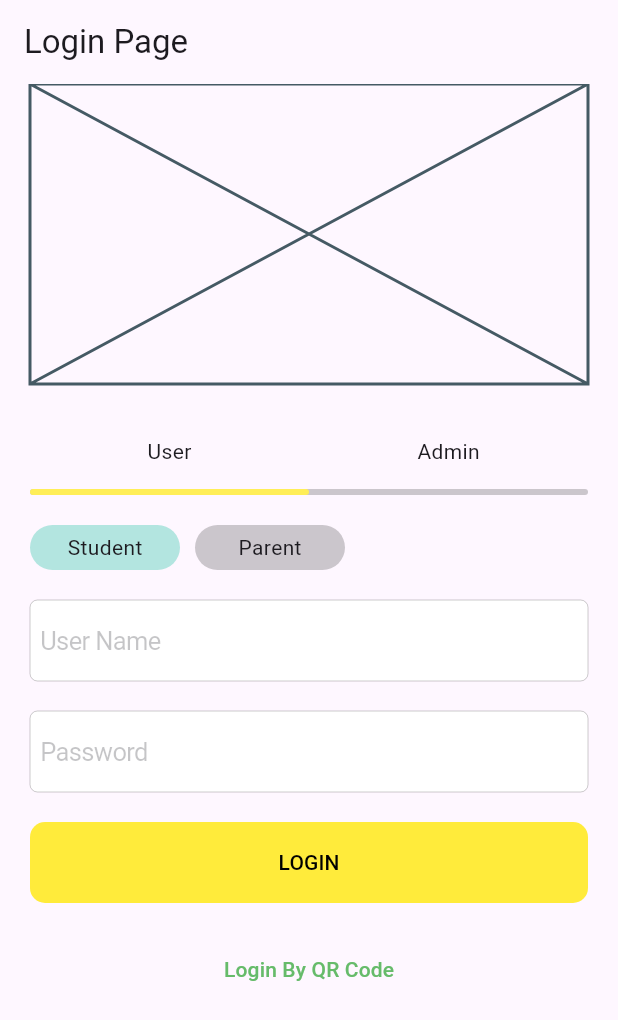
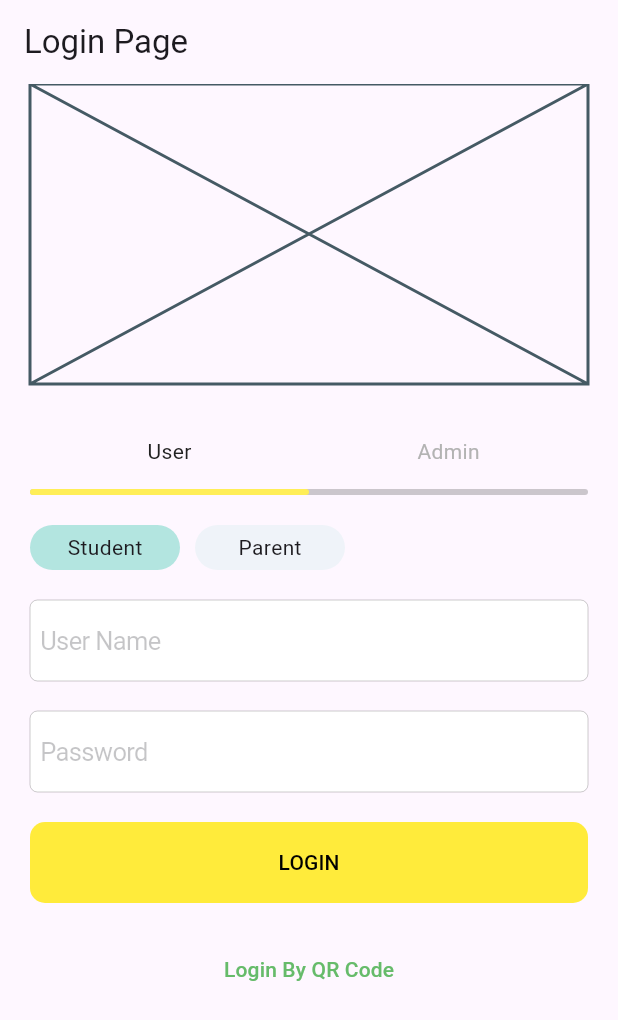
Before and after one commit to xialisuper/login_flutter, a Flutter app: the screen it shows after launch, on a phone screen of 412 x 824 dp. Shown: the top 1020 px of the screen. Run offline on Flutter 3.47's test engine with Material 3 defaults, Android fonts, the phone set to English and light mode, and no system bars; our stand-ins replace fluttertoast, image_picker, permission_handler, shared_preferences, sqflite; missing offline and left inert: mobile_scanner; accounts and stored records are empty.

Commit message:
feat: add  widget test for login form

```diff
--- a/lib/const.dart
+++ b/lib/const.dart
@@ -1,9 +1,32 @@
 // ignore_for_file: constant_identifier_names
 
+import 'package:flutter/material.dart';
+
 const String DB_NAME = 'chat_database.db';
-
 const String USER_TOKEN = 'user_token';
 const String USER_NAME = 'user_name';
 const String USER_TYPE = 'user_type';
 const String USER_AVATAR_PATH = 'user_avatar_path';
 const String ADMIN_EMAIL = 'admin_email';
+
+/////////  color //////////
+
+const Color COLOR_SELECTED_BUTTON_BACKGROUND = Color.fromRGBO(179, 229, 224, 1);
+const Color COLOR_UNSELECTED_BUTTON_BACKGROUND =
+    Color.fromRGBO(179, 229, 224, 0.2);
+
+const Color COLOR_TEXT_PRIMARY = Color.fromRGBO(33, 33, 33, 1);
+const Color COLOR_TEXT_SECONDARY = Color.fromRGBO(179, 179, 179, 1);
+
+///////////  toast  //////////
+
+const int TOAST_DURATION_SECONDS = 2;
+const String TOAST_SUCCESS_MESSAGE = 'Success';
+const String TOAST_FAILURE_MESSAGE = 'Failure';
+const String TOAST_INVALID_USERNAME =
+    'Please enter a valid user name, length is at least 6';
+
+const String TOAST_INVALID_PASSWORD =
+    'Please enter a valid password, length is at least 8';
+
+const String TOAST_INVALID_EMAIL = 'Please enter a valid email address';
--- a/lib/login/login_page.dart
+++ b/lib/login/login_page.dart
@@ -1,10 +1,12 @@
 // ignore_for_file: prefer_const_constructors
 
 import 'package:flutter/cupertino.dart';
+import 'package:flutter/foundation.dart';
 import 'package:flutter/material.dart';
 
 import 'package:login_flutter/Admin/admin_page.dart';
 import 'package:login_flutter/User/user_page.dart';
+import 'package:login_flutter/const.dart';
 import 'package:login_flutter/model/user.dart';
 import 'package:login_flutter/qrcode/qrcode_page.dart';
 import 'package:login_flutter/util/local_data_storage.dart';
@@ -44,14 +46,16 @@ class _LoginPageState extends State<LoginPage> {
   // This method handles the form submission for admin login.
   Future<void> _onAdminSubmit() async {
     if (!Validations.isValidatedEmail(emailController.text)) {
-      _showError("Please enter a valid email address");
+      _showError(TOAST_INVALID_EMAIL);
       return;
     }
 
     if (!Validations.isValidatedPassword(passwordController.text)) {
-      _showError("Please enter a valid password, length is at least 6");
+      _showError(TOAST_INVALID_PASSWORD);
       return;
     }
+
+     _showSuccess(TOAST_SUCCESS_MESSAGE);
 
     await LocalDataBase.onAdminLogin(
         email: emailController.text, password: passwordController.text);
@@ -70,14 +74,16 @@ class _LoginPageState extends State<LoginPage> {
   // This method handles the form submission for user login.
   Future<void> _onUserSubmit() async {
     if (!Validations.isValidatedUserName(userNameController.text)) {
-      _showError("Please enter a valid user name, length is at least 6");
+      _showError(TOAST_INVALID_USERNAME);
       return;
     }
 
     if (!Validations.isValidatedPassword(userPasswordController.text)) {
-      _showError("Please enter a valid password, length is at least 6");
+      _showError(TOAST_INVALID_PASSWORD);
       return;
     }
+
+    _showSuccess(TOAST_SUCCESS_MESSAGE);
 
     // save user info to local database
     await LocalDataBase.onUserLoginWithName(
@@ -98,12 +104,34 @@ class _LoginPageState extends State<LoginPage> {
 
   // Display an error message using a snackbar.
   void _showError(String errorMessage) {
-    ScaffoldMessenger.of(context).showSnackBar(
-      SnackBar(
-        backgroundColor: Colors.red,
-        content: Text(errorMessage),
-      ),
-    );
+    MyToast.showToast(msg: errorMessage, type: ToastType.error);
+
+    // show snackbar
+    // if is debug mode
+
+    if (kDebugMode) {
+      ScaffoldMessenger.of(context).showSnackBar(
+        SnackBar(
+          content: Text(errorMessage),
+          backgroundColor: Colors.red,
+        ),
+      );
+    }
+  }
+
+  void _showSuccess(String successMessage) {
+    MyToast.showToast(msg: successMessage, type: ToastType.success);
+    // show snackbar for widget test in debug mode
+    // flutter toast can not be found in widget test
+    // because it does not use the context
+    if (kDebugMode) {
+      ScaffoldMessenger.of(context).showSnackBar(
+        SnackBar(
+          content: Text(successMessage),
+          backgroundColor: Colors.green,
+        ),
+      );
+    }
   }
 
   // Handle the change in login type (admin/user) and update the UI accordingly.
@@ -156,7 +184,9 @@ class _LoginPageState extends State<LoginPage> {
             const SizedBox(height: 20),
 
             _LoginSectionSwitcher(
-                onSelectButtonClicked: _handleLoginTypeChange),
+              onSelectButtonClicked: _handleLoginTypeChange,
+              isAdmin: isAdmin,
+            ),
 
             // scrollable line
             _AnimateScrollableLineIndicator(isAdmin: isAdmin),
@@ -199,12 +229,13 @@ class _LoginPageState extends State<LoginPage> {
 
 class _LoginSectionSwitcher extends StatelessWidget {
   const _LoginSectionSwitcher({
-    super.key,
     required this.onSelectButtonClicked,
+    required this.isAdmin,
   });
 
   // callback when switch between admin/user login
   final Function(bool isAdmin) onSelectButtonClicked;
+  final bool isAdmin;
 
   @override
   Widget build(BuildContext context) {
@@ -218,7 +249,15 @@ class _LoginSectionSwitcher extends StatelessWidget {
             child: GestureDetector(
               behavior: HitTestBehavior.translucent,
               onTap: () => onSelectButtonClicked(false),
-              child: Center(child: Text('User')),
+              child: Center(
+                child: Text(
+                  key: const Key('userTab'),
+                  'User',
+                  style: TextStyle(
+                      color:
+                          isAdmin ? COLOR_TEXT_SECONDARY : COLOR_TEXT_PRIMARY),
+                ),
+              ),
             ),
           ),
           Expanded(
@@ -226,7 +265,13 @@ class _LoginSectionSwitcher extends StatelessWidget {
               behavior: HitTestBehavior.translucent,
               onTap: () => onSelectButtonClicked(true),
               child: Center(
-                child: Text('Admin'),
+                child: Text(
+                  key: const Key('adminTab'),
+                  'Admin',
+                  style: TextStyle(
+                      color:
+                          isAdmin ? COLOR_TEXT_PRIMARY : COLOR_TEXT_SECONDARY),
+                ),
               ),
             ),
           ),
@@ -295,13 +340,14 @@ class _UserLoginForm extends StatelessWidget {
           GestureDetector(
             onTap: () => onSelectButtonClicked(true),
             child: Container(
+              key: const Key('studentButton'),
               width: 100,
               height: 30,
               decoration: BoxDecoration(
                 borderRadius: BorderRadius.circular(99),
                 color: isStudent
-                    ? const Color.fromRGBO(179, 229, 224, 1)
-                    : Theme.of(context).hintColor.withOpacity(0.2),
+                    ? COLOR_SELECTED_BUTTON_BACKGROUND
+                    : COLOR_UNSELECTED_BUTTON_BACKGROUND,
               ),
               child: const Center(child: Text('Student')),
             ),
@@ -310,13 +356,14 @@ class _UserLoginForm extends StatelessWidget {
           GestureDetector(
             onTap: () => onSelectButtonClicked(false),
             child: Container(
+              key: const Key('parentButton'),
               width: 100,
               height: 30,
               decoration: BoxDecoration(
                 borderRadius: BorderRadius.circular(99),
                 color: isStudent
-                    ? Theme.of(context).hintColor.withOpacity(0.2)
-                    : const Color.fromRGBO(179, 229, 224, 1),
+                    ? COLOR_UNSELECTED_BUTTON_BACKGROUND
+                    : COLOR_SELECTED_BUTTON_BACKGROUND,
               ),
               child: const Center(child: Text('Parent')),
             ),
@@ -328,6 +375,7 @@ class _UserLoginForm extends StatelessWidget {
         width: double.infinity,
         height: 54,
         child: CupertinoTextField(
+          key: const Key('userNameField'),
           controller: userNameController,
           placeholder: 'User Name',
         ),
@@ -337,6 +385,7 @@ class _UserLoginForm extends StatelessWidget {
         width: double.infinity,
         height: 54,
         child: CupertinoTextField(
+          key: const Key('userPasswordField'),
           controller: userPasswordController,
           obscureText: true,
           placeholder: 'Password',
@@ -347,6 +396,7 @@ class _UserLoginForm extends StatelessWidget {
         width: double.infinity,
         height: 54,
         child: TextButton(
+          key: const Key('userLoginButton'),
           style: TextButton.styleFrom(
             backgroundColor: Colors.yellow,
             foregroundColor: Colors.black,
@@ -381,6 +431,7 @@ class _AdminLoginForm extends StatelessWidget {
         width: double.infinity,
         height: 54,
         child: CupertinoTextField(
+          key: const Key('adminEmailField'),
           controller: emailController,
           placeholder: 'Email',
         ),
@@ -390,6 +441,7 @@ class _AdminLoginForm extends StatelessWidget {
         width: double.infinity,
         height: 54,
         child: CupertinoTextField(
+          key: const Key('adminPasswordField'),
           controller: passwordController,
           obscureText: true,
           placeholder: 'Password',
@@ -400,6 +452,7 @@ class _AdminLoginForm extends StatelessWidget {
         width: double.infinity,
         height: 54,
         child: TextButton(
+          key: const Key('adminLoginButton'),
           style: TextButton.styleFrom(
             backgroundColor: Colors.yellow,
             foregroundColor: Colors.black,
--- a/lib/util/toast.dart
+++ b/lib/util/toast.dart
@@ -1,6 +1,7 @@
 //  enum error info success
 import 'package:flutter/material.dart';
 import 'package:fluttertoast/fluttertoast.dart';
+import 'package:login_flutter/const.dart';
 
 enum ToastType { error, info, success }
 
@@ -27,7 +28,7 @@ class MyToast {
       msg: msg,
       toastLength: Toast.LENGTH_SHORT,
       gravity: ToastGravity.CENTER,
-      timeInSecForIosWeb: 1,
+      timeInSecForIosWeb: TOAST_DURATION_SECONDS,
       backgroundColor: backgroundColor,
       textColor: Colors.white,
       fontSize: 16.0,
```
Also changed, not shown: lib/util/validations.dart (+11 -10 lines), 2 other files.
